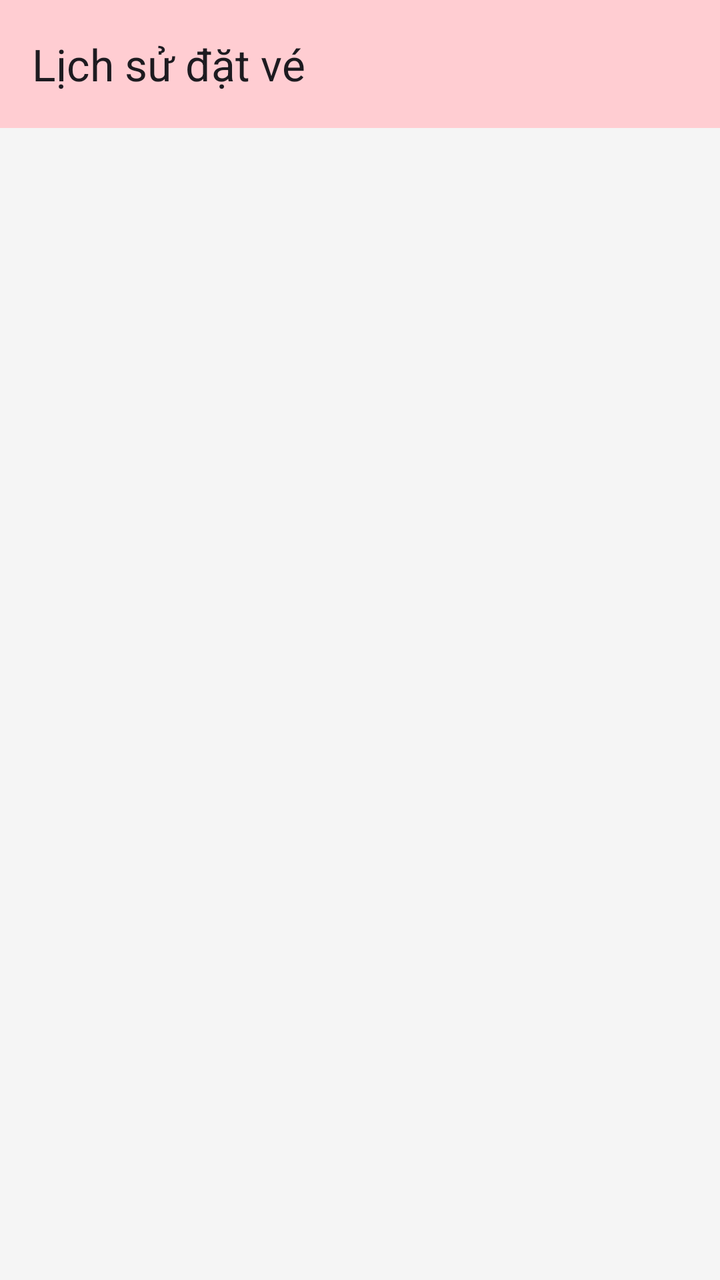
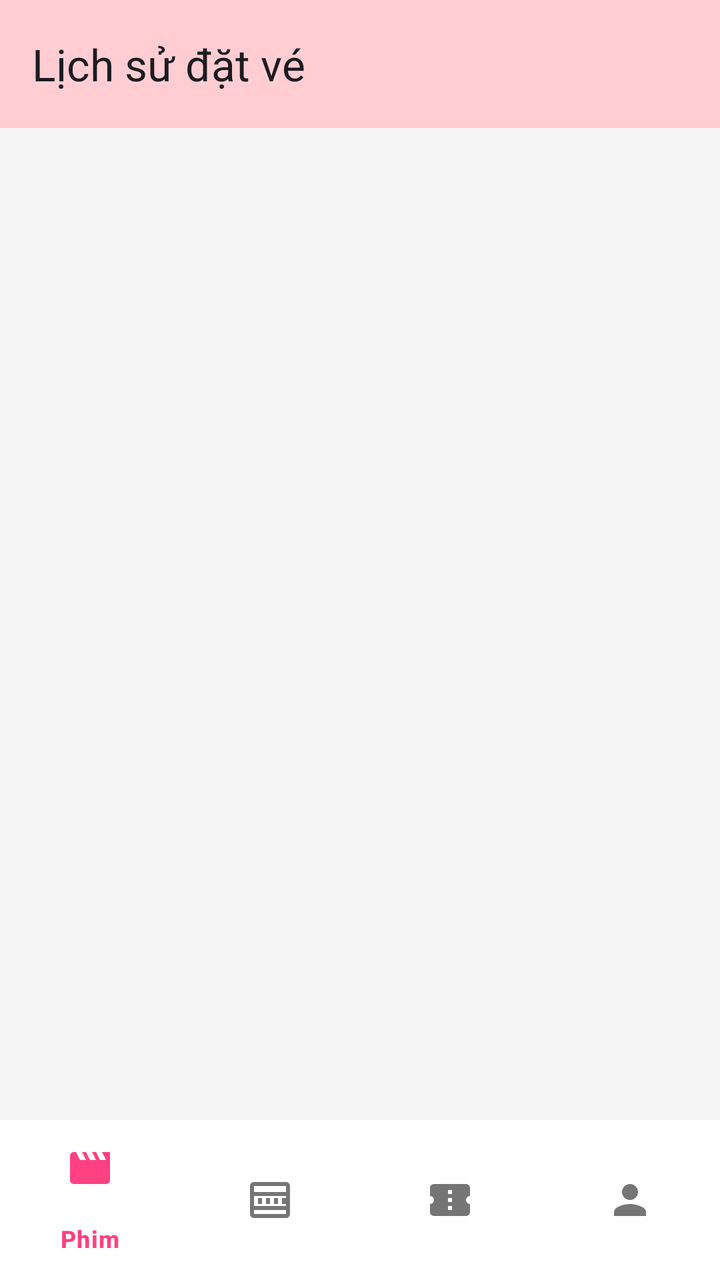

An Android layout rendered at two revisions. The XML below is the earlier revision; the diff shows what the commit changed to produce the second picture.
<!-- AndroidManifest.xml: application theme Theme.PRM392G2MovieBookingMobileApp -->
<!-- res/layout/activity_booking_history_list.xml -->
<?xml version="1.0" encoding="utf-8"?>
<androidx.constraintlayout.widget.ConstraintLayout xmlns:android="http://schemas.android.com/apk/res/android"
    xmlns:app="http://schemas.android.com/apk/res-auto"
    xmlns:tools="http://schemas.android.com/tools"
    android:layout_width="match_parent"
    android:layout_height="match_parent"
    android:background="#F5F5F5"
    tools:context=".ui.bookings.BookingHistoryListActivity">

    
    <androidx.appcompat.widget.Toolbar
        android:id="@+id/toolbar"
        android:layout_width="match_parent"
        android:layout_height="?attr/actionBarSize"
        android:background="#FFCDD2"
        app:layout_constraintTop_toTopOf="parent"
        app:title="Lịch sử đặt vé"
        />

    <androidx.recyclerview.widget.RecyclerView
        android:id="@+id/recyclerViewBookings"
        android:layout_width="415dp"
        android:layout_height="829dp"
        android:clipToPadding="false"
        android:padding="8dp"
        app:layout_constraintBottom_toBottomOf="parent"
        app:layout_constraintEnd_toEndOf="parent"
        app:layout_constraintStart_toStartOf="parent"
        app:layout_constraintTop_toBottomOf="@+id/toolbar"
        app:layout_constraintVertical_bias="0.0"
        tools:listitem="@layout/item_booking_history" />

    <LinearLayout
        android:id="@+id/emptyStateLayout"
        android:layout_width="match_parent"
        android:layout_height="0dp"
        android:gravity="center"
        android:orientation="vertical"
        android:visibility="gone"
        app:layout_constraintBottom_toBottomOf="parent"
        >

        <ImageView
            android:layout_width="120dp"
            android:layout_height="120dp"
            android:contentDescription="No Bookings"
            android:src="@drawable/ic_empty_bookings" />

        <TextView
            android:layout_width="wrap_content"
            android:layout_height="wrap_content"
            android:layout_marginTop="16dp"
            android:text="Bạn chưa có lịch sử đặt chỗ nào"
            android:textColor="#666666"
            android:textSize="16sp" />
    </LinearLayout>

</androidx.constraintlayout.widget.ConstraintLayout>
<!-- res/layout/item_booking_history.xml (included above) -->
<?xml version="1.0" encoding="utf-8"?>
<androidx.cardview.widget.CardView xmlns:android="http://schemas.android.com/apk/res/android"
    xmlns:app="http://schemas.android.com/apk/res-auto"
    xmlns:tools="http://schemas.android.com/tools"
    android:layout_width="match_parent"
    android:layout_height="wrap_content"
    android:layout_marginBottom="8dp"
    app:cardCornerRadius="12dp"
    app:cardElevation="2dp">

    <LinearLayout
        android:layout_width="match_parent"
        android:layout_height="wrap_content"
        android:orientation="vertical">

        
        <View
            android:layout_width="match_parent"
            android:layout_height="4dp"
            android:background="#E0E0E0" />

        <LinearLayout
            android:layout_width="match_parent"
            android:layout_height="wrap_content"
            android:orientation="horizontal"
            android:padding="16dp">

            
            <ImageView
                android:id="@+id/imgCinemaLogo"
                android:layout_width="50dp"
                android:layout_height="50dp"
                android:contentDescription="Cinema Logo"
                android:src="@drawable/ic_cinema_logo" />

            
            <LinearLayout
                android:layout_width="0dp"
                android:layout_height="wrap_content"
                android:layout_marginStart="12dp"
                android:layout_weight="1"
                android:orientation="vertical">

                <TextView
                    android:id="@+id/tvMovieTitle"
                    android:layout_width="wrap_content"
                    android:layout_height="wrap_content"
                    android:text="Nhà Giả Tiền"
                    android:textColor="#333333"
                    android:textSize="16sp"
                    android:textStyle="bold" />

                <TextView
                    android:id="@+id/tvCinemaName"
                    android:layout_width="wrap_content"
                    android:layout_height="wrap_content"
                    android:text="Galaxy Linh Trung"
                    android:textColor="#666666"
                    android:textSize="14sp" />

                <TextView
                    android:id="@+id/tvShowtimeDate"
                    android:layout_width="wrap_content"
                    android:layout_height="wrap_content"
                    android:text="13:50 • CN, 23/02"
                    android:textColor="#E91E63"
                    android:textSize="14sp"
                    android:textStyle="bold" />
            </LinearLayout>
        </LinearLayout>
    </LinearLayout>
</androidx.cardview.widget.CardView>
<!-- resources referenced by this layout -->
<resources>
  <!-- drawable ic_cinema_logo: png bitmap (drawable, 264 bytes) -->
  <!-- drawable ic_empty_bookings (drawable) -->
  <vector xmlns:android="http://schemas.android.com/apk/res/android"
      android:width="24dp"
      android:height="24dp"
      android:viewportWidth="24"
      android:viewportHeight="24">
      <path
          android:fillColor="#9E9E9E"
          android:pathData="M19,3h-4.18C14.4,1.84 13.3,1 12,1c-1.3,0 -2.4,0.84 -2.82,2L5,3c-1.1,0 -2,0.9 -2,2v14c0,1.1 0.9,2 2,2h14c1.1,0 2,-0.9 2,-2L21,5c0,-1.1 -0.9,-2 -2,-2zM12,3c0.55,0 1,0.45 1,1s-0.45,1 -1,1 -1,-0.45 -1,-1 0.45,-1 1,-1zM14,17L7,17v-2h7v2zM17,13L7,13v-2h10v2zM17,9L7,9L7,7h10v2z"/>
  </vector>
  <style name="Theme.PRM392G2MovieBookingMobileApp" parent="Base.Theme.PRM392G2MovieBookingMobileApp" />
  <style name="Base.Theme.PRM392G2MovieBookingMobileApp" parent="Theme.Material3.DayNight.NoActionBar">
          
          
      </style>
</resources>

<!-- the commit's change to res/layout/activity_booking_history_list.xml (unified diff, before → after) -->
@@ -19,15 +19,14 @@
 
     <androidx.recyclerview.widget.RecyclerView
         android:id="@+id/recyclerViewBookings"
-        android:layout_width="415dp"
-        android:layout_height="829dp"
+        android:layout_width="match_parent"
+        android:layout_height="725dp"
         android:clipToPadding="false"
         android:padding="8dp"
-        app:layout_constraintBottom_toBottomOf="parent"
+        app:layout_constraintBottom_toTopOf="@+id/bottom_navigation"
         app:layout_constraintEnd_toEndOf="parent"
         app:layout_constraintStart_toStartOf="parent"
         app:layout_constraintTop_toBottomOf="@+id/toolbar"
-        app:layout_constraintVertical_bias="0.0"
         tools:listitem="@layout/item_booking_history" />
 
     <LinearLayout
@@ -54,6 +53,20 @@
             android:textColor="#666666"
             android:textSize="16sp" />
     </LinearLayout>
+
+    
+    <com.google.android.material.bottomnavigation.BottomNavigationView
+        android:id="@+id/bottom_navigation"
+        android:layout_width="match_parent"
+        android:layout_height="wrap_content"
+        android:layout_gravity="bottom"
+        android:background="@color/white"
+        app:itemIconTint="@drawable/bottom_nav_colors"
+        app:itemTextColor="@drawable/bottom_nav_colors"
+        app:layout_constraintBottom_toBottomOf="parent"
+        app:layout_constraintStart_toStartOf="parent"
+        app:layout_constraintEnd_toEndOf="parent"
+        app:menu="@menu/bottom_navigation_menu" />
 
 </androidx.constraintlayout.widget.ConstraintLayout>
 <!-- res/layout/item_booking_history.xml (included above) -->
<!-- resource entries referenced after the edit -->
@@ -1,5 +1,12 @@
 <!-- resources referenced by this layout -->
 <resources>
+  <color name="white">#FFFFFFFF</color>
+  <!-- drawable bottom_nav_colors (drawable) -->
+  <?xml version="1.0" encoding="utf-8"?>
+  <selector xmlns:android="http://schemas.android.com/apk/res/android">
+      <item android:state_checked="true" android:color="@color/colorPrimary" />
+      <item android:color="@color/colorInactive" />
+  </selector>
   <!-- drawable ic_cinema_logo: png bitmap (drawable, 264 bytes) -->
   <!-- drawable ic_empty_bookings (drawable) -->
   <vector xmlns:android="http://schemas.android.com/apk/res/android"
@@ -12,6 +19,8 @@
           android:pathData="M19,3h-4.18C14.4,1.84 13.3,1 12,1c-1.3,0 -2.4,0.84 -2.82,2L5,3c-1.1,0 -2,0.9 -2,2v14c0,1.1 0.9,2 2,2h14c1.1,0 2,-0.9 2,-2L21,5c0,-1.1 -0.9,-2 -2,-2zM12,3c0.55,0 1,0.45 1,1s-0.45,1 -1,1 -1,-0.45 -1,-1 0.45,-1 1,-1zM14,17L7,17v-2h7v2zM17,13L7,13v-2h10v2zM17,9L7,9L7,7h10v2z"/>
   </vector>
   <style name="Theme.PRM392G2MovieBookingMobileApp" parent="Base.Theme.PRM392G2MovieBookingMobileApp" />
+  <color name="colorPrimary">#FF4081</color>
+  <color name="colorInactive">#757575</color>
   <style name="Base.Theme.PRM392G2MovieBookingMobileApp" parent="Theme.Material3.DayNight.NoActionBar">
           
           
